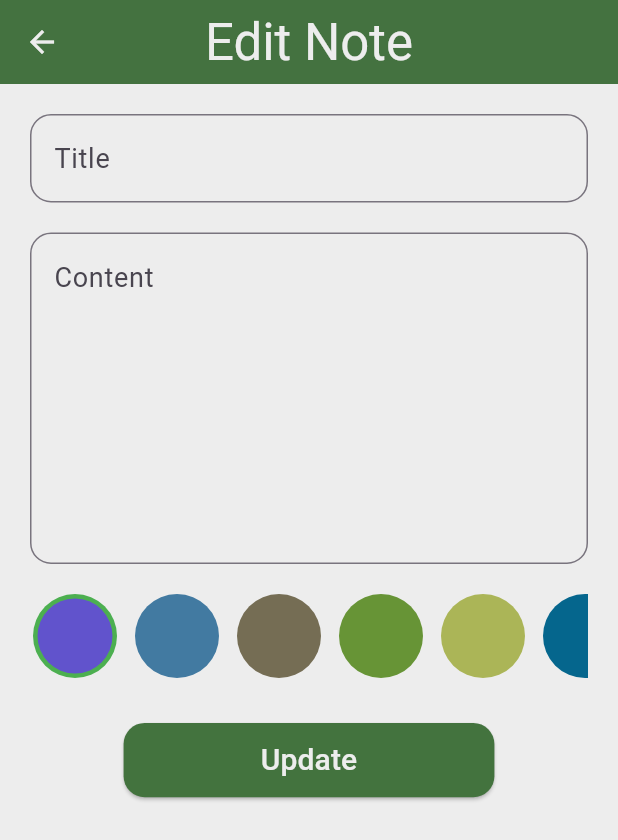
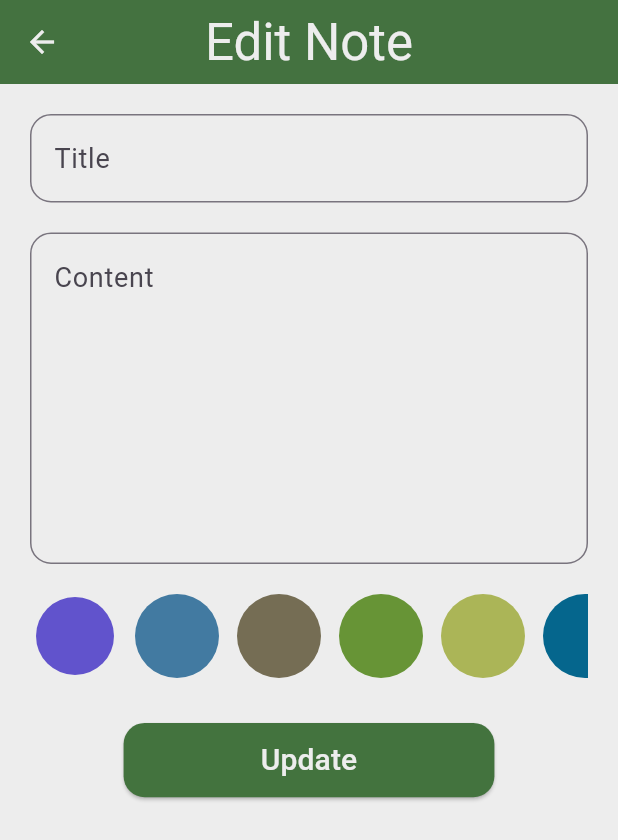
Before and after one commit to ahmedboga94/notesapp, a Flutter app: the NoteEditView screen opened directly with empty values, on a phone screen of 412 x 824 dp. Shown: the top 840 px of the screen. Run offline on Flutter 3.47's test engine with Material 3 defaults, Android fonts, the phone set to English and light mode, and no system bars; our stand-ins replace dartz, flutter_bloc, get_it, go_router, hive, hive_flutter and 2 more; accounts and stored records are empty.

Commit message:
note done

```diff
--- a/lib/core/app_colors.dart
+++ b/lib/core/app_colors.dart
@@ -15,6 +15,5 @@ class AppColors {
     Color(0xffABB557),
     Color(0xff05668D),
     Color(0xffF0CF65),
-    Color(0xffA60067),
   ];
 }
--- a/lib/core/app_theme.dart
+++ b/lib/core/app_theme.dart
@@ -19,6 +19,9 @@ class AppThemes {
       centerTitle: true,
       elevation: 0.5,
     ),
+    cardTheme: CardTheme(
+        shape:
+            RoundedRectangleBorder(borderRadius: BorderRadius.circular(18.0))),
     radioTheme: RadioThemeData(
         fillColor: WidgetStateProperty.all(AppColors.primaryColor)),
     textSelectionTheme:
@@ -64,6 +67,9 @@ class AppThemes {
       centerTitle: true,
       elevation: 0.5,
     ),
+    cardTheme: CardTheme(
+        shape:
+            RoundedRectangleBorder(borderRadius: BorderRadius.circular(18.0))),
     radioTheme: RadioThemeData(
         fillColor: WidgetStateProperty.all(AppColors.primaryColor)),
     textSelectionTheme:
--- a/lib/features/notes/presentation/cubit/notes/notes_cubit.dart
+++ b/lib/features/notes/presentation/cubit/notes/notes_cubit.dart
@@ -1,6 +1,7 @@
 import 'package:dartz/dartz.dart';
 import 'package:flutter/material.dart';
 import 'package:flutter_bloc/flutter_bloc.dart';
+import 'package:notesapp/core/app_colors.dart';
 
 import '../../../domain/entities/note_entity.dart';
 import '../../../domain/usecases/add_note_use_case.dart';
@@ -24,7 +25,7 @@ class NotesCubit extends Cubit<NotesState> {
     required this.deleteNoteUseCase,
   }) : super(InitialNotesState());
 
-  Color currentColor = const Color(0xff6153CC);
+  Color selectedColor = AppColors.colorsList[0];
 
   void getNotes() {
     Either<Failure, List<NoteEntity>> notes = getNotesUseCase.call();
@@ -35,13 +36,13 @@ class NotesCubit extends Cubit<NotesState> {
   }
 
   void addNote(NoteEntity addNote) {
-    addNote.color = currentColor.value;
+    addNote.color = selectedColor.value;
     Either<Failure, Unit> note = addNoteUseCase.call(addNote);
     foldMethod(note);
   }
 
   void updateNote(NoteEntity updateNote) {
-    updateNote.color = currentColor.value;
+    updateNote.color = selectedColor.value;
     Either<Failure, Unit> note = updateNoteUseCase.call(updateNote);
     foldMethod(note);
   }
@@ -52,8 +53,7 @@ class NotesCubit extends Cubit<NotesState> {
   }
 
   void changeColor(Color color) {
-    currentColor = color;
-    emit(ColorChangedState(color));
+    selectedColor = color;
   }
 
   void foldMethod(Either<Failure, Unit> note) {
--- a/lib/features/notes/presentation/cubit/notes/notes_state.dart
+++ b/lib/features/notes/presentation/cubit/notes/notes_state.dart
@@ -2,22 +2,16 @@ part of 'notes_cubit.dart';
 
 abstract class NotesState {}
 
-final class InitialNotesState extends NotesState {}
+class InitialNotesState extends NotesState {}
 
-final class SuccessNotesState extends NotesState {
+class SuccessNotesState extends NotesState {
   final List<NoteEntity> notes;
 
   SuccessNotesState(this.notes);
 }
 
-final class FailureNotesState extends NotesState {
+class FailureNotesState extends NotesState {
   final String errorMsg;
 
   FailureNotesState(this.errorMsg);
 }
-
-class ColorChangedState extends NotesState {
-  final Color color;
-
-  ColorChangedState(this.color);
-}
--- a/lib/features/notes/presentation/views/note_details_view/note_details_view.dart
+++ b/lib/features/notes/presentation/views/note_details_view/note_details_view.dart
@@ -13,11 +13,6 @@ class NoteDetailsView extends StatelessWidget {
 
   @override
   Widget build(BuildContext context) {
-    // DateTime dateTime =
-    //     DateTime.fromMillisecondsSinceEpoch(widget.noteEntity.id.toInt());
-    // String formattedDate = DateFormat("MMMM dd, yy").format(dateTime);
-    // String formattedTime = DateFormat("hh:mma").format(dateTime);
-
     return Scaffold(
       appBar: AppBar(title: const Text("Note View")),
       floatingActionButton: FloatingActionButton(
@@ -30,8 +25,6 @@ class NoteDetailsView extends StatelessWidget {
             const EdgeInsets.only(right: 14, left: 14, top: 14, bottom: 40),
         child: Center(
           child: Card(
-            shape: RoundedRectangleBorder(
-                borderRadius: BorderRadius.circular(18.0)),
             color: Color(noteEntity.color),
             child: SizedBox(
               width: double.infinity,
@@ -52,6 +45,7 @@ class NoteDetailsView extends StatelessWidget {
                               .titleSmall!
                               .copyWith(color: AppColors.darkColor)),
                     ),
+                    const Divider(color: AppColors.lessdarkColor),
                     Text(noteEntity.subTitle,
                         style: Theme.of(context)
                             .textTheme
@@ -64,15 +58,6 @@ class NoteDetailsView extends StatelessWidget {
           ),
         ),
       ),
-      // bottomNavigationBar: SizedBox(
-      //   height: MediaQuery.of(context).size.height * 0.1,
-      //   child: Center(
-      //     child: ElevatedButton(
-      //         onPressed: () => GoRouter.of(context)
-      //             .push(AppRoutes.noteEditView, extra: noteEntity),
-      //         child: const Text("Update")),
-      //   ),
-      // ),
     );
   }
 }
--- a/lib/features/notes/presentation/views/notes_home_view/widgets/custom_note_card.dart
+++ b/lib/features/notes/presentation/views/notes_home_view/widgets/custom_note_card.dart
@@ -16,7 +16,6 @@ class CustomNoteCard extends StatelessWidget {
   @override
   Widget build(BuildContext context) {
     return Card(
-      shape: RoundedRectangleBorder(borderRadius: BorderRadius.circular(18.0)),
       color: Color(noteEntity.color),
       child: Padding(
         padding: const EdgeInsets.all(20),
--- a/lib/features/notes/presentation/widgets/add_update_note_form.dart
+++ b/lib/features/notes/presentation/widgets/add_update_note_form.dart
@@ -1,16 +1,16 @@
 import 'package:flutter/material.dart';
 import 'package:flutter_bloc/flutter_bloc.dart';
 import 'package:intl/intl.dart';
-import 'package:notesapp/core/app_colors.dart';
 
 import '../../../../core/enums/add_edit_note_enum.dart';
 import '../../domain/entities/note_entity.dart';
 import '../cubit/notes/notes_cubit.dart';
-import 'color_item.dart';
+import 'color_items_list_view.dart';
 
 class AddUpdateNoteForm extends StatefulWidget {
   final AddUpdateNoteEnum addEditNoteEnum;
   final NoteEntity? noteEntity;
+
   const AddUpdateNoteForm(
       {super.key, required this.addEditNoteEnum, this.noteEntity});
 
@@ -52,7 +52,9 @@ class _AddUpdateNoteFormState extends State<AddUpdateNoteForm> {
             maxLines: 7,
           ),
           const SizedBox(height: 20),
-          ColorItemsListView(),
+          ColorItemsListView(
+              addEditNoteEnum: widget.addEditNoteEnum,
+              noteEntity: widget.noteEntity),
           const SizedBox(height: 30),
           SizedBox(
             width: MediaQuery.of(context).size.width * 0.6,
@@ -95,42 +97,3 @@ class _AddUpdateNoteFormState extends State<AddUpdateNoteForm> {
     );
   }
 }
-
-class ColorItemsListView extends StatefulWidget {
-  const ColorItemsListView({super.key});
-
-  @override
-  State<ColorItemsListView> createState() => _ColorItemsListViewState();
-}
-
-class _ColorItemsListViewState extends State<ColorItemsListView> {
-  int currentTndex = 0;
-
-  @override
-  Widget build(BuildContext context) {
-    return SizedBox(
-      height: 28 * 2,
-      child: ListView.separated(
-        itemCount: AppColors.colorsList.length,
-        scrollDirection: Axis.horizontal,
-        itemBuilder: (context, index) {
-          return Builder(builder: (context) {
-            // print(index);
-            print(currentTndex);
-            return GestureDetector(
-                onTap: () {
-                  currentTndex = index;
-                  BlocProvider.of<NotesCubit>(context).currentColor =
-                      AppColors.colorsList[currentTndex];
-                  setState(() {});
-                },
-                child: ColorItem(
-                    color: AppColors.colorsList[index],
-                    isSelected: currentTndex == index));
-          });
-        },
-        separatorBuilder: (context, index) => const SizedBox(width: 8),
-      ),
-    );
-  }
-}
--- a/lib/features/notes/presentation/widgets/color_item.dart
+++ b/lib/features/notes/presentation/widgets/color_item.dart
@@ -1,4 +1,5 @@
 import 'package:flutter/material.dart';
+import 'package:notesapp/core/app_colors.dart';
 
 class ColorItem extends StatelessWidget {
   final bool isSelected;
@@ -7,11 +8,12 @@ class ColorItem extends StatelessWidget {
 
   @override
   Widget build(BuildContext context) {
-    return isSelected
-        ? CircleAvatar(
-            radius: 30,
-            backgroundColor: Colors.green,
-            child: CircleAvatar(radius: 25, backgroundColor: color))
-        : CircleAvatar(radius: 30, backgroundColor: color);
+    return CircleAvatar(
+        radius: 30,
+        backgroundColor: isSelected ? AppColors.lightGreyColor : color,
+        child: CircleAvatar(
+          radius: 26,
+          backgroundColor: color,
+        ));
   }
 }
--- /dev/null
+++ b/lib/features/notes/presentation/widgets/color_items_list_view.dart
@@ -0,0 +1,75 @@
+import 'package:flutter/material.dart';
+import 'package:flutter_bloc/flutter_bloc.dart';
+import 'package:notesapp/core/enums/add_edit_note_enum.dart';
+import 'package:notesapp/features/notes/domain/entities/note_entity.dart';
+
+import '../../../../core/app_colors.dart';
+import '../cubit/notes/notes_cubit.dart';
+import 'color_item.dart';
+
+class ColorItemsListView extends StatefulWidget {
+  final AddUpdateNoteEnum addEditNoteEnum;
+  final NoteEntity? noteEntity;
+  const ColorItemsListView(
+      {super.key, required this.addEditNoteEnum, this.noteEntity});
+
+  @override
+  State<ColorItemsListView> createState() => _ColorItemsListViewState();
+}
+
+class _ColorItemsListViewState extends State<ColorItemsListView> {
+  int currentIndex = 0;
+
+  seletedColorMethod() {
+    if (widget.addEditNoteEnum == AddUpdateNoteEnum.editNoteView) {
+      Color selectedColor = Color(widget.noteEntity!.color);
+      for (int i = 0; i < AppColors.colorsList.length; i++) {
+        if (AppColors.colorsList[i] == selectedColor) {
+          currentIndex = i;
+          BlocProvider.of<NotesCubit>(context).changeColor(selectedColor);
+          break;
+        }
+      }
+    } else {
+      BlocProvider.of<NotesCubit>(context)
+          .changeColor(AppColors.colorsList[currentIndex]);
+    }
+  }
+
+  @override
+  void initState() {
+    seletedColorMethod();
+    super.initState();
+  }
+
+  @override
+  Widget build(BuildContext context) {
+    return BlocBuilder<NotesCubit, NotesState>(
+      builder: (context, state) {
+        return SizedBox(
+          height: 28 * 2,
+          child: ListView.separated(
+            itemCount: AppColors.colorsList.length,
+            scrollDirection: Axis.horizontal,
+            itemBuilder: (context, index) {
+              return Builder(builder: (context) {
+                final color = AppColors.colorsList[index];
+                return GestureDetector(
+                    onTap: () {
+                      context.read<NotesCubit>().changeColor(color);
+
+                      setState(() {
+                        currentIndex = index;
+                      });
+                    },
+                    child: ColorItem(
+                        color: color, isSelected: currentIndex == index));
+              });
+            },
+            separatorBuilder: (context, index) => const SizedBox(width: 8),
+          ),
+        );
+      },
+    );
+  }
+}
```
